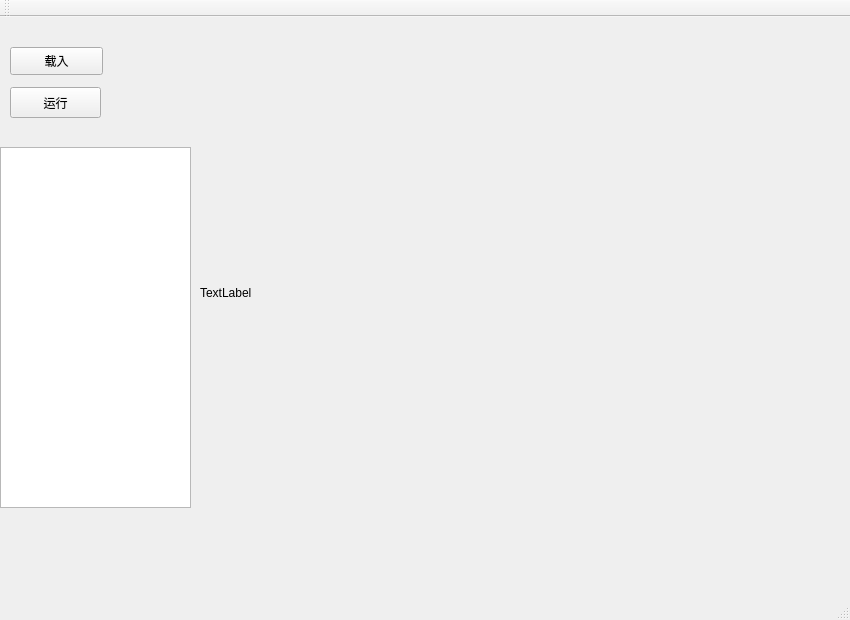
Old version of the form Crystal Software Package/CrystalSoftwarePackage.ui in the repository yyx112358/Crystal-Software-Package.
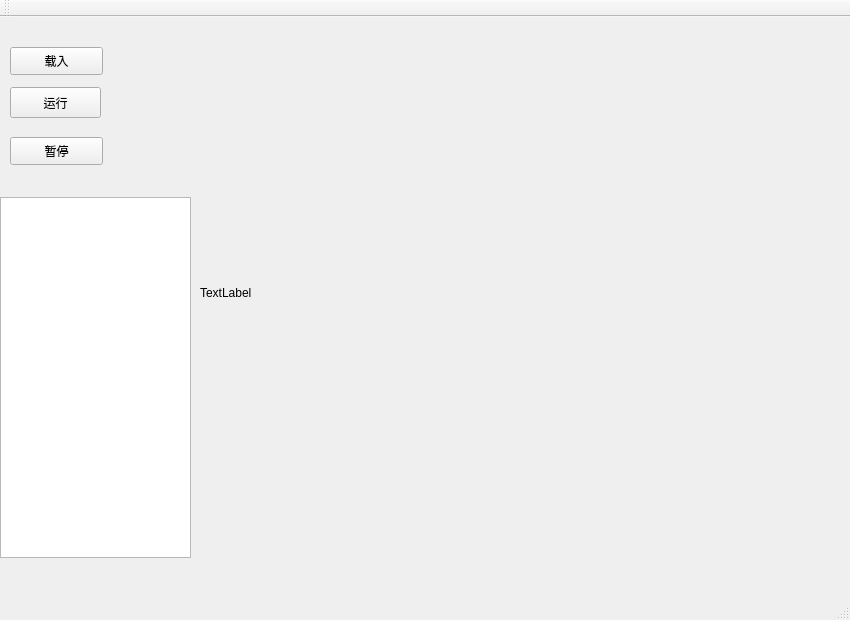
New version of the form.

The edit to the form file:
```diff
--- a/Crystal Software Package/CrystalSoftwarePackage.ui
+++ b/Crystal Software Package/CrystalSoftwarePackage.ui
@@ -44,7 +44,7 @@
     <property name="geometry">
      <rect>
       <x>0</x>
-      <y>130</y>
+      <y>180</y>
       <width>191</width>
       <height>361</height>
      </rect>
@@ -63,6 +63,19 @@
      <string>载入</string>
     </property>
    </widget>
+   <widget class="QPushButton" name="pushButton_pause">
+    <property name="geometry">
+     <rect>
+      <x>10</x>
+      <y>120</y>
+      <width>93</width>
+      <height>28</height>
+     </rect>
+    </property>
+    <property name="text">
+     <string>暂停</string>
+    </property>
+   </widget>
   </widget>
   <widget class="QMenuBar" name="menuBar">
    <property name="geometry">
```
